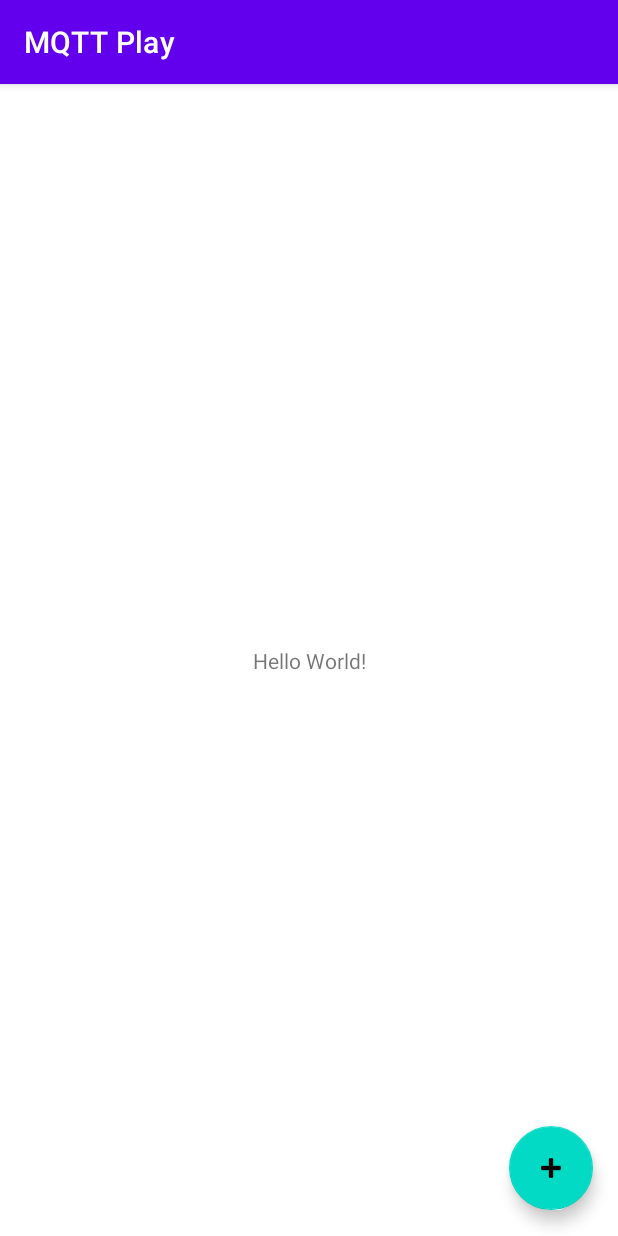
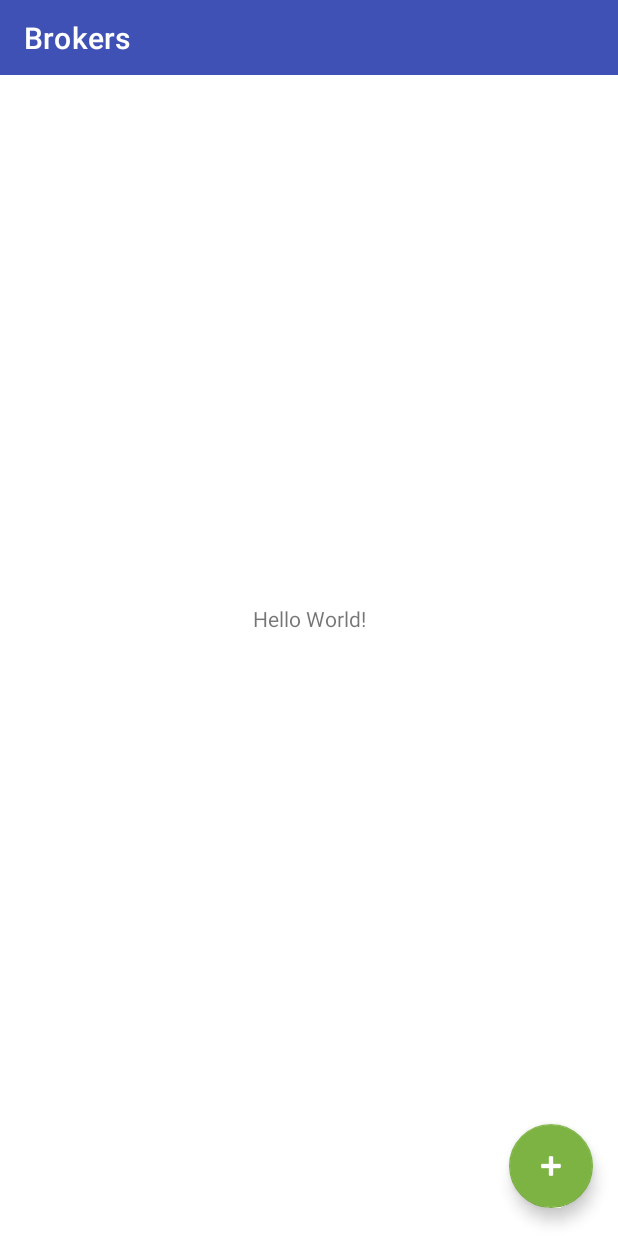
Before and after one commit to yurtsiv/MQTTPlay, an Android app: the screen it shows after launch (MainActivity), on a phone screen of 412 x 824 dp. Run offline under Robolectric (Android 15) with nearby library versions, the phone set to English and light mode, and no system bars.

Commit message:
simple app bar

```diff
--- a/app/build.gradle
+++ b/app/build.gradle
@@ -39,6 +39,7 @@ dependencies {
     implementation 'androidx.appcompat:appcompat:1.1.0'
     implementation 'com.google.android.material:material:1.1.0'
     implementation 'androidx.constraintlayout:constraintlayout:1.1.3'
+    implementation 'androidx.legacy:legacy-support-v4:1.0.0'
     testImplementation 'junit:junit:4.+'
     androidTestImplementation 'androidx.test.ext:junit:1.1.1'
     androidTestImplementation 'androidx.test.espresso:espresso-core:3.2.0'
--- a/app/src/main/AndroidManifest.xml
+++ b/app/src/main/AndroidManifest.xml
@@ -9,7 +9,11 @@
         android:roundIcon="@mipmap/ic_launcher_round"
         android:supportsRtl="true"
         android:theme="@style/Theme.MQTTPlay">
-        <activity android:name=".AddBrokerActivity"></activity>
+        <activity
+            android:name=".AddBrokerActivity"
+            android:theme="@style/Theme.MQTTPlay">
+
+        </activity>
         <activity android:name=".MainActivity">
             <intent-filter>
                 <action android:name="android.intent.action.MAIN" />
--- a/app/src/main/java/com/example/mqttplay/MainActivity.kt
+++ b/app/src/main/java/com/example/mqttplay/MainActivity.kt
@@ -1,21 +1,35 @@
 package com.example.mqttplay
 
+import android.content.Context
 import android.content.Intent
 import androidx.appcompat.app.AppCompatActivity
 import android.os.Bundle
-import android.widget.Button
+import android.util.AttributeSet
+import android.view.View
+import com.google.android.material.appbar.MaterialToolbar
 import com.google.android.material.floatingactionbutton.FloatingActionButton
-import java.lang.Exception
 
 class MainActivity : AppCompatActivity() {
+    override fun onCreateView(name: String, context: Context, attrs: AttributeSet): View? {
+        return super.onCreateView(name, context, attrs)
+    }
+
     override fun onCreate(savedInstanceState: Bundle?) {
         super.onCreate(savedInstanceState)
         setContentView(R.layout.activity_main)
 
-        var addBrokerBtn = findViewById<FloatingActionButton>( R.id.addBrokerBtn)
+        setupToolbar()
+
+        val addBrokerBtn = findViewById<FloatingActionButton>( R.id.addBrokerBtn)
         addBrokerBtn.setOnClickListener {
             intent = Intent(this, AddBrokerActivity::class.java)
             startActivity(intent)
         }
     }
+
+    private fun setupToolbar() {
+        val toolbar = findViewById<MaterialToolbar>(R.id.mainActivityToolbar)
+        setSupportActionBar(toolbar)
+        supportActionBar?.title = "Brokers"
+    }
 }
--- a/app/src/main/res/layout/activity_main.xml
+++ b/app/src/main/res/layout/activity_main.xml
@@ -5,6 +5,17 @@
     android:layout_width="match_parent"
     android:layout_height="match_parent"
     tools:context=".MainActivity">
+
+    <com.google.android.material.appbar.MaterialToolbar
+        android:id="@+id/mainActivityToolbar"
+        android:layout_width="match_parent"
+        android:layout_height="50dp"
+        android:background="#3F51B5"
+        android:theme="@style/ToolbarStyle"
+        app:layout_constraintEnd_toEndOf="parent"
+        app:layout_constraintStart_toStartOf="parent"
+        app:layout_constraintTop_toTopOf="parent"
+    />
 
     <TextView
         android:layout_width="wrap_content"
@@ -20,6 +31,9 @@
         android:layout_width="wrap_content"
         android:layout_height="wrap_content"
         android:clickable="true"
+        android:contentDescription="Add icon"
+        android:focusable="true"
+        app:backgroundTint="#7CB342"
         app:layout_constraintBottom_toBottomOf="parent"
         app:layout_constraintEnd_toEndOf="parent"
         app:layout_constraintHorizontal_bias="0.954"
@@ -27,6 +41,6 @@
         app:layout_constraintTop_toTopOf="parent"
         app:layout_constraintVertical_bias="0.976"
         app:srcCompat="@android:drawable/ic_input_add"
-    />
+        app:tint="#FFFFFF" />
 
 </androidx.constraintlayout.widget.ConstraintLayout>
--- a/app/src/main/res/values/strings.xml
+++ b/app/src/main/res/values/strings.xml
@@ -1,3 +1,5 @@
 <resources>
     <string name="app_name">MQTT Play</string>
+    <!-- TODO: Remove or change this placeholder text -->
+    <string name="hello_blank_fragment">Hello blank fragment</string>
 </resources>
--- a/app/src/main/res/values/themes.xml
+++ b/app/src/main/res/values/themes.xml
@@ -1,6 +1,6 @@
 <resources xmlns:tools="http://schemas.android.com/tools">
     <!-- Base application theme. -->
-    <style name="Theme.MQTTPlay" parent="Theme.MaterialComponents.DayNight.DarkActionBar">
+    <style name="Theme.MQTTPlay" parent="Theme.MaterialComponents.DayNight.NoActionBar">
         <!-- Primary brand color. -->
         <item name="colorPrimary">@color/purple_500</item>
         <item name="colorPrimaryVariant">@color/purple_700</item>
@@ -12,5 +12,12 @@
         <!-- Status bar color. -->
         <item name="android:statusBarColor" tools:targetApi="l">?attr/colorPrimaryVariant</item>
         <!-- Customize your theme here. -->
+
+        <item name="android:windowActionBar">false</item>
+        <item name="android:windowNoTitle">true</item>
+    </style>
+
+    <style name="ToolbarStyle" parent="Theme.MQTTPlay">
+        <item name="android:textColorPrimary">@android:color/white</item>
     </style>
 </resources>
```
Also changed, not shown: app/src/main/java/com/example/mqttplay/AddBrokerActivity.kt (+16 -0 lines), app/src/main/res/layout/activity_add_broker.xml (+14 -1 lines).
